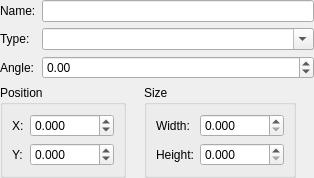
Qt form src/tiled/objectpropertiesdialog.ui (mapeditor/tiled) before a commit.
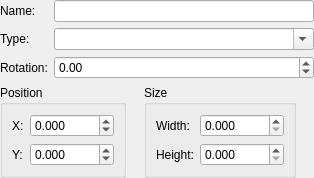
The same form after that commit.

Commit message: Renamed object angle to object rotation

```diff
--- a/src/tiled/objectpropertiesdialog.ui
+++ b/src/tiled/objectpropertiesdialog.ui
@@ -74,7 +74,7 @@
      <item row="2" column="0">
       <widget class="QLabel" name="angleLabel">
        <property name="text">
-        <string>Angle:</string>
+        <string>Rotation:</string>
        </property>
       </widget>
      </item>
```
Left out of the diff: 4 changed lines with no effect on the pictures. The commit also changes 25 other files.
